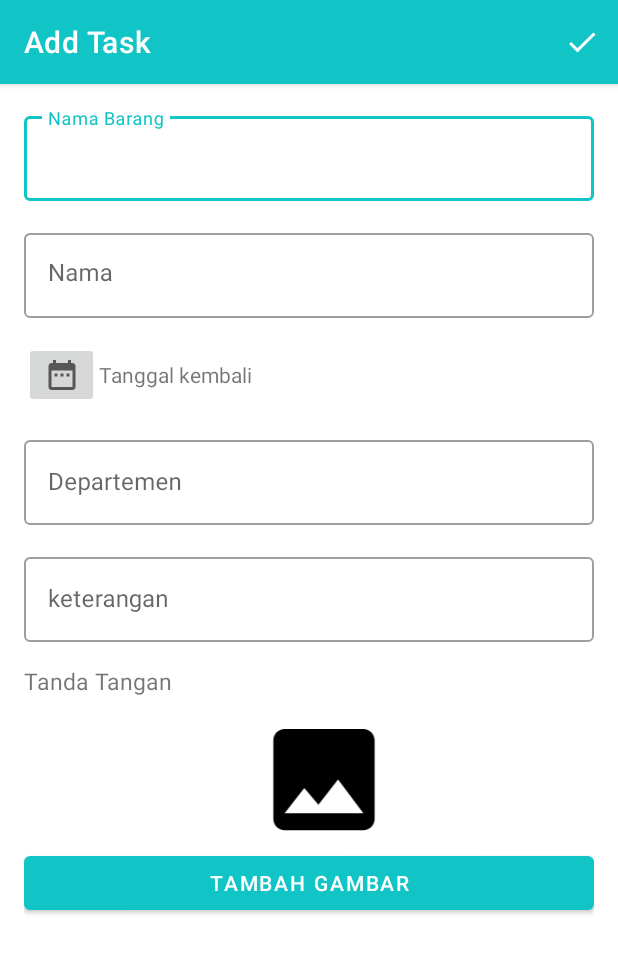
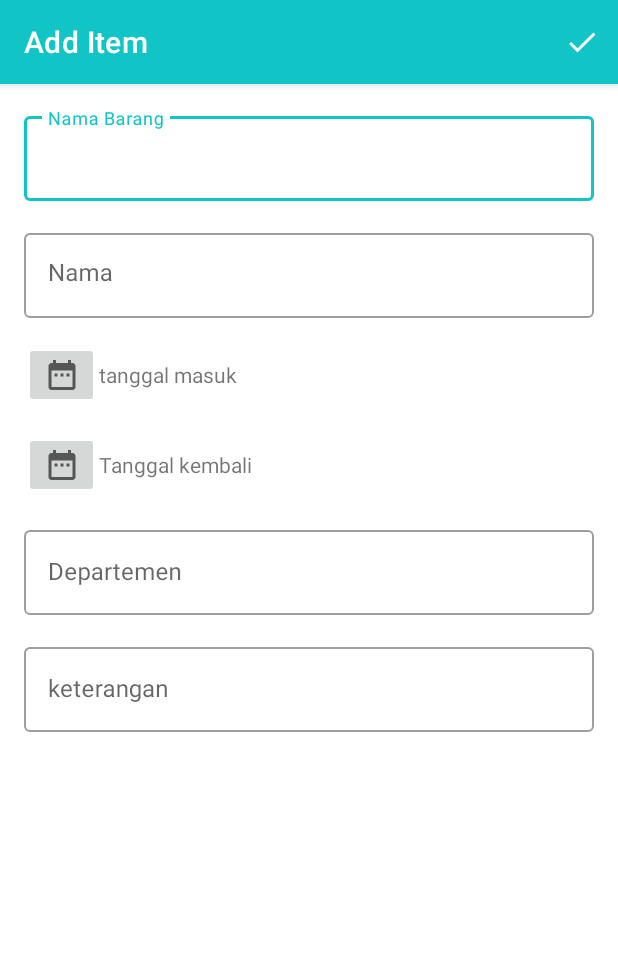
Before and after one commit to FATx64/Tel_App, an Android app: the AddTaskActivity screen opened directly, with no data from a screen before it, on a phone screen of 412 x 824 dp. Shown: the top 953 px of the screen. Run offline under Robolectric (Android 15) with nearby library versions, the phone set to English and light mode, and no system bars; our stand-ins replace Room's generated code, paging; libraries missing offline, so code that uses them is left out: androidx.paging.

Commit message:
add date time picker for Add Time (tanggal masuk)

```diff
--- a/app/src/main/java/com/dicoding/todoapp/data/Task.kt
+++ b/app/src/main/java/com/dicoding/todoapp/data/Task.kt
@@ -1,10 +1,11 @@
 package com.dicoding.todoapp.data
 
+import android.graphics.Bitmap
 import androidx.room.ColumnInfo
 import androidx.room.Entity
 import androidx.room.PrimaryKey
 
-//TODO 1 : Define a local database table using the schema in app/schema/tasks.json
+
 @Entity(tableName = "tasks")
 data class Task(
     @PrimaryKey(autoGenerate = true)
@@ -20,6 +21,7 @@ data class Task(
 
     @ColumnInfo(name = "departemen") val departemen: String,
 
-    @ColumnInfo(name = "keterangan") val keterangan: String
+    @ColumnInfo(name = "keterangan") val keterangan: String,
 
+    @ColumnInfo(name = "tanggalMasuk") val tanggalMasuk: Long
 )
--- a/app/src/main/java/com/dicoding/todoapp/data/TaskDatabase.kt
+++ b/app/src/main/java/com/dicoding/todoapp/data/TaskDatabase.kt
@@ -18,7 +18,7 @@ import java.util.concurrent.Executors
 //TODO 3 : Define room database class and prepopulate database using JSON
 @Database(
     entities = [Task::class],
-    version = 2,
+    version = 3,
     exportSchema = false
 )
 abstract class TaskDatabase : RoomDatabase() {
@@ -52,6 +52,7 @@ abstract class TaskDatabase : RoomDatabase() {
             }
         }
 
+
         private fun fillWithStartingData(context: Context, dao: TaskDao) {
             val task = loadJsonArray(context)
             try {
@@ -66,7 +67,8 @@ abstract class TaskDatabase : RoomDatabase() {
                                 item.getLong("dueDate"),
                                 item.getBoolean("completed"),
                                 item.getString("departemen"),
-                                item.getString("keterangan")
+                                item.getString("keterangan"),
+                                item.getLong("tanggalMasuk")
                             )
                         )
                     }
@@ -95,5 +97,7 @@ abstract class TaskDatabase : RoomDatabase() {
             return null
         }
 
+
     }
+
 }
--- a/app/src/main/java/com/dicoding/todoapp/data/TaskRepository.kt
+++ b/app/src/main/java/com/dicoding/todoapp/data/TaskRepository.kt
@@ -28,8 +28,7 @@ class TaskRepository(private val tasksDao: TaskDao) {
         }
     }
 
-    //TODO 4 : Use FilterUtils.getFilteredQuery to create filterable query
-    //TODO 5 : Build PagedList with configuration
+
     fun getTasks(filter: TasksFilterType): LiveData<PagedList<Task>> {
         //throw NotImplementedError("Not yet implemented")
         val filteredQuery = FilterUtils.getFilteredQuery(filter)
--- a/app/src/main/java/com/dicoding/todoapp/notification/NotificationWorker.kt
+++ b/app/src/main/java/com/dicoding/todoapp/notification/NotificationWorker.kt
@@ -35,7 +35,7 @@ class NotificationWorker(ctx: Context, params: WorkerParameters) : Worker(ctx, p
     }
 
     override fun doWork(): Result {
-        //TODO 14 : If notification preference on, get nearest active task from repository and show notification with pending intent
+
         val taskPref = PreferenceManager.getDefaultSharedPreferences(applicationContext)
         val task = taskPref.getBoolean(applicationContext.getString(R.string.pref_key_notify), false)
         if (task){
--- a/app/src/main/java/com/dicoding/todoapp/setting/SettingsActivity.kt
+++ b/app/src/main/java/com/dicoding/todoapp/setting/SettingsActivity.kt
@@ -35,7 +35,7 @@ class SettingsActivity : AppCompatActivity() {
             val prefNotification = findPreference<SwitchPreference>(getString(R.string.pref_key_notify))
             prefNotification?.setOnPreferenceChangeListener { _, newValue ->
                 val channelName = getString(R.string.notify_channel_name)
-                //TODO 13 : Schedule and cancel daily reminder using WorkManager with data channelName
+
                 val workManager = context?.let { WorkManager.getInstance(it) }
 
                 val data = Data.Builder()
--- a/app/src/main/java/com/dicoding/todoapp/ui/add/AddTaskActivity.kt
+++ b/app/src/main/java/com/dicoding/todoapp/ui/add/AddTaskActivity.kt
@@ -25,6 +25,7 @@ import java.util.*
 
 class AddTaskActivity : AppCompatActivity(), DatePickerFragment.DialogDateListener {
     private var dueDateMillis: Long = System.currentTimeMillis()
+    private var addDate: Long = System.currentTimeMillis()
     private lateinit var viewModel: AddTaskViewModel
     private lateinit var binding: ActivityAddTaskBinding
     lateinit var imageView: ImageView
@@ -48,11 +49,6 @@ class AddTaskActivity : AppCompatActivity(), DatePickerFragment.DialogDateListen
         }
 
          */
-        imageView = findViewById(R.id.iv_image_preview)
-        binding.btnAddPict.setOnClickListener {
-            val gallery = Intent(Intent.ACTION_PICK, MediaStore.Images.Media.INTERNAL_CONTENT_URI)
-            startActivityForResult(gallery,pickImage)
-        }
 
         supportActionBar?.title = getString(R.string.add_task)
         val viewModelFactory = ViewModelFactory.getInstance(this)
@@ -83,9 +79,6 @@ class AddTaskActivity : AppCompatActivity(), DatePickerFragment.DialogDateListen
                 val edtDescription = findViewById<TextInputEditText>(R.id.add_ed_description)
                 val edtDepartemen = findViewById<TextInputEditText>(R.id.ed_departemen)
                 val edtKeterangan = findViewById<TextInputEditText>(R.id.ed_keterangan)
-                val btnAddPict = findViewById<Button>(R.id.btn_add_pict)
-                imageView = findViewById(R.id.iv_image_preview)
-
 
 
                 val title = edtTitle.text.toString()
@@ -94,7 +87,7 @@ class AddTaskActivity : AppCompatActivity(), DatePickerFragment.DialogDateListen
                 val keterangan = edtKeterangan.text.toString()
 
 
-                val newTask = Task(0,title, description, dueDateMillis, false, departemen, keterangan)
+                val newTask = Task(0,title, description, dueDateMillis, false, departemen, keterangan, addDate)
                 viewModel.addTask(newTask)
                 onBackPressed()
                 true
@@ -113,9 +106,11 @@ class AddTaskActivity : AppCompatActivity(), DatePickerFragment.DialogDateListen
         calendar.set(year, month, dayOfMonth)
         val dateFormat = SimpleDateFormat("dd/MM/yyyy", Locale.getDefault())
         findViewById<TextView>(R.id.add_tv_due_date).text = dateFormat.format(calendar.time)
+        findViewById<TextView>(R.id.add_tv_date).text = dateFormat.format(calendar.time)
 
+        addDate = calendar.timeInMillis
         dueDateMillis = calendar.timeInMillis
+
     }
 
-
 }
--- a/app/src/main/java/com/dicoding/todoapp/ui/detail/DetailTaskActivity.kt
+++ b/app/src/main/java/com/dicoding/todoapp/ui/detail/DetailTaskActivity.kt
@@ -21,6 +21,7 @@ class DetailTaskActivity : AppCompatActivity() {
     private lateinit var edtDepartemen : TextInputEditText
     private lateinit var edtKeterangan : TextInputEditText
     private lateinit var edtDueDate : TextInputEditText
+    private lateinit var addDate: TextInputEditText
 
     override fun onCreate(savedInstanceState: Bundle?) {
         super.onCreate(savedInstanceState)
@@ -31,6 +32,7 @@ class DetailTaskActivity : AppCompatActivity() {
         edtTitle = findViewById(R.id.detail_ed_title)
         edtDesc = findViewById(R.id.detail_ed_description)
         edtDueDate = findViewById(R.id.detail_ed_due_date)
+        addDate = findViewById(R.id.detail_add_date)
         edtDepartemen = findViewById(R.id.detail_departemen)
         edtKeterangan = findViewById(R.id.detail_keterangan)
 
@@ -45,6 +47,9 @@ class DetailTaskActivity : AppCompatActivity() {
                 edtDueDate.text = Editable.Factory
                     .getInstance()
                     .newEditable(DateConverter.convertMillisToString(task.dueDateMillis))
+                addDate.text = Editable.Factory
+                    .getInstance()
+                    .newEditable(DateConverter.convertMillisToString(task.tanggalMasuk))
                 edtDepartemen.text = Editable.Factory.getInstance().newEditable(task.departemen)
                 edtKeterangan.text = Editable.Factory.getInstance().newEditable(task.keterangan)
 
--- a/app/src/main/java/com/dicoding/todoapp/ui/list/TaskAdapter.kt
+++ b/app/src/main/java/com/dicoding/todoapp/ui/list/TaskAdapter.kt
@@ -21,17 +21,14 @@ class TaskAdapter(
 
     //TODO 8 : Create and initialize ViewHolder
     override fun onCreateViewHolder(parent: ViewGroup, viewType: Int): TaskViewHolder {
-        //throw NotImplementedError("Not yet implemented")
         return TaskViewHolder(LayoutInflater.from(parent.context).inflate(R.layout.task_item, parent, false))
 
     }
 
     override fun onBindViewHolder(holder: TaskViewHolder, position: Int) {
         val task = getItem(position) as Task
-        //TODO 9 : Bind data to ViewHolder (You can run app to check)
         holder.bind(task)
         when {
-            //TODO 10 : Display title based on status using TitleTextView
             task.isCompleted -> {
                 //DONE
                 holder.cbComplete.isChecked = true
--- a/app/src/main/java/com/dicoding/todoapp/ui/login/LoginActivity.kt
+++ b/app/src/main/java/com/dicoding/todoapp/ui/login/LoginActivity.kt
@@ -12,12 +12,10 @@ import androidx.datastore.core.DataStore
 import androidx.datastore.preferences.core.Preferences
 import androidx.datastore.preferences.preferencesDataStore
 import androidx.lifecycle.ViewModelProvider
-import com.dicoding.todoapp.R
 import com.dicoding.todoapp.UserViewModelFactory
 import com.dicoding.todoapp.databinding.ActivityLoginBinding
 import com.dicoding.todoapp.model.UserModel
 import com.dicoding.todoapp.model.UserPreference
-import com.dicoding.todoapp.ui.ViewModelFactory
 import com.dicoding.todoapp.ui.list.TaskActivity
 import com.dicoding.todoapp.ui.register.RegisterActivity
 
--- a/app/src/main/res/layout/activity_add_task.xml
+++ b/app/src/main/res/layout/activity_add_task.xml
@@ -50,6 +50,28 @@
             android:src="@drawable/ic_date" />
 
         <TextView
+            android:id="@+id/add_tv_date"
+            android:layout_width="wrap_content"
+            android:layout_height="wrap_content"
+            android:text="tanggal masuk" />
+    </LinearLayout>
+
+    <LinearLayout
+        android:layout_width="match_parent"
+        android:layout_height="wrap_content"
+        android:layout_marginTop="16dp"
+        android:gravity="center_vertical"
+        android:orientation="horizontal">
+
+        <ImageButton
+            style="@style/Base.Widget.AppCompat.ImageButton"
+            android:layout_width="50dp"
+            android:layout_height="wrap_content"
+            android:contentDescription="@string/due_date"
+            android:onClick="showDatePicker"
+            android:src="@drawable/ic_date" />
+
+        <TextView
             android:id="@+id/add_tv_due_date"
             android:layout_width="wrap_content"
             android:layout_height="wrap_content"
@@ -83,27 +105,5 @@
             android:id="@+id/ed_keterangan"/>
     </com.google.android.material.textfield.TextInputLayout>
 
-    <TextView
-        android:layout_width="wrap_content"
-        android:layout_height="wrap_content"
-        android:paddingTop="15dp"
-        android:textSize="15sp"
-        android:text="Tanda Tangan"/>
-
-    <ImageView
-        android:id="@+id/iv_image_preview"
-        android:layout_width="match_parent"
-        android:layout_height="100dp"
-        android:contentDescription="@string/image_sign"
-        android:paddingTop="10dp"
-        android:paddingStart="30dp"
-        android:paddingEnd="10dp"
-        android:src="@drawable/ic_baseline_image_24" />
-
-    <Button
-        android:id="@+id/btn_add_pict"
-        android:layout_width="match_parent"
-        android:layout_height="wrap_content"
-        android:text="@string/tambah_gambar"/>
 
 </LinearLayout>
--- a/app/src/main/res/raw/task.json
+++ b/app/src/main/res/raw/task.json
@@ -7,7 +7,8 @@
       "dueDate": 1577811600000,
       "completed": false,
       "departemen": "Departemen A",
-      "Keterangan" : "Test"
+      "Keterangan" : "Test",
+
 
 
     },
--- a/app/src/main/res/values/strings.xml
+++ b/app/src/main/res/values/strings.xml
@@ -1,11 +1,11 @@
 <resources>
-    <string name="app_name">Todo App</string>
+    <string name="app_name">Mid Logbook</string>
     <string name="action_settings">Settings</string>
 
     <string name="title_hint">Title</string>
     <string name="description_hint">Enter your description here.</string>
     <string name="action_save">Save</string>
-    <string name="add_task">Add Task</string>
+    <string name="add_task">Add Item</string>
     <string name="due_date">Due date</string>
     <string name="delete_task">Delete Task</string>
     <string name="title_activity_settings">Settings</string>
--- a/app/src/main/res/xml/root_preferences.xml
+++ b/app/src/main/res/xml/root_preferences.xml
@@ -9,4 +9,5 @@
 
     </PreferenceCategory>
 
+
 </PreferenceScreen>
--- a/settings.gradle
+++ b/settings.gradle
@@ -1,2 +1,2 @@
 include ':app'
-rootProject.name = "Todo App"
+rootProject.name = "Tel App"
```
Also changed, not shown: app/src/main/res/layout/activity_login.xml (+12 -0 lines), app/src/main/res/layout/activity_task_detail.xml (+15 -14 lines).
